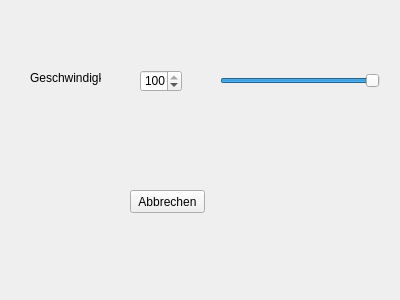
First picture: the form in CG_Praktikum_1/ControlWidget/controlWidget.ui, repository VShader/CG_Praktikum, before the edit.
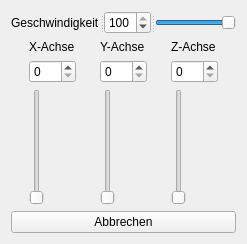
Second picture: the form after the edit.

Commit message: add CG_Praktikum_1 ControlWidget

Patch:
```diff
--- a/CG_Praktikum_1/ControlWidget/controlWidget.ui
+++ b/CG_Praktikum_1/ControlWidget/controlWidget.ui
@@ -6,77 +6,132 @@
    <rect>
     <x>0</x>
     <y>0</y>
-    <width>400</width>
-    <height>300</height>
+    <width>247</width>
+    <height>244</height>
    </rect>
   </property>
   <property name="windowTitle">
    <string>Control</string>
   </property>
-  <widget class="QLabel" name="label_Speed">
-   <property name="geometry">
-    <rect>
-     <x>30</x>
-     <y>70</y>
-     <width>71</width>
-     <height>16</height>
-    </rect>
-   </property>
-   <property name="text">
-    <string>Geschwindigkeit</string>
-   </property>
-   <property name="buddy">
-    <cstring>spinBox_Speed</cstring>
-   </property>
-  </widget>
-  <widget class="QSlider" name="horizontalSlider_Speed">
-   <property name="geometry">
-    <rect>
-     <x>220</x>
-     <y>70</y>
-     <width>160</width>
-     <height>22</height>
-    </rect>
-   </property>
-   <property name="maximum">
-    <number>100</number>
-   </property>
-   <property name="sliderPosition">
-    <number>100</number>
-   </property>
-   <property name="orientation">
-    <enum>Qt::Horizontal</enum>
-   </property>
-  </widget>
-  <widget class="QPushButton" name="pushButton_Quit">
-   <property name="geometry">
-    <rect>
-     <x>130</x>
-     <y>190</y>
-     <width>75</width>
-     <height>23</height>
-    </rect>
-   </property>
-   <property name="text">
-    <string>Abbrechen</string>
-   </property>
-  </widget>
-  <widget class="QSpinBox" name="spinBox_Speed">
-   <property name="geometry">
-    <rect>
-     <x>140</x>
-     <y>70</y>
-     <width>42</width>
-     <height>22</height>
-    </rect>
-   </property>
-   <property name="maximum">
-    <number>100</number>
-   </property>
-   <property name="value">
-    <number>100</number>
-   </property>
-  </widget>
+  <layout class="QGridLayout" name="gridLayout_2">
+   <item row="0" column="0">
+    <widget class="QSplitter" name="splitter">
+     <property name="orientation">
+      <enum>Qt::Horizontal</enum>
+     </property>
+     <widget class="QLabel" name="label_Speed">
+      <property name="text">
+       <string>Geschwindigkeit</string>
+      </property>
+      <property name="buddy">
+       <cstring>spinBox_Speed</cstring>
+      </property>
+     </widget>
+     <widget class="QSpinBox" name="spinBox_Speed">
+      <property name="maximum">
+       <number>100</number>
+      </property>
+      <property name="value">
+       <number>100</number>
+      </property>
+     </widget>
+     <widget class="QSlider" name="horizontalSlider_Speed">
+      <property name="maximum">
+       <number>100</number>
+      </property>
+      <property name="sliderPosition">
+       <number>100</number>
+      </property>
+      <property name="orientation">
+       <enum>Qt::Horizontal</enum>
+      </property>
+     </widget>
+    </widget>
+   </item>
+   <item row="1" column="0">
+    <layout class="QGridLayout" name="gridLayout">
+     <item row="0" column="0">
+      <widget class="QLabel" name="label_X">
+       <property name="text">
+        <string>X-Achse</string>
+       </property>
+      </widget>
+     </item>
+     <item row="0" column="1">
+      <widget class="QLabel" name="label_Y">
+       <property name="text">
+        <string>Y-Achse</string>
+       </property>
+      </widget>
+     </item>
+     <item row="0" column="2">
+      <widget class="QLabel" name="label_Z">
+       <property name="text">
+        <string>Z-Achse</string>
+       </property>
+      </widget>
+     </item>
+     <item row="1" column="0">
+      <widget class="QSpinBox" name="spinBox_X">
+       <property name="maximum">
+        <number>360</number>
+       </property>
+      </widget>
+     </item>
+     <item row="1" column="1">
+      <widget class="QSpinBox" name="spinBox_Y">
+       <property name="maximum">
+        <number>360</number>
+       </property>
+      </widget>
+     </item>
+     <item row="1" column="2">
+      <widget class="QSpinBox" name="spinBox_Z">
+       <property name="maximum">
+        <number>360</number>
+       </property>
+      </widget>
+     </item>
+     <item row="2" column="0">
+      <widget class="QSlider" name="verticalSlider_X">
+       <property name="maximum">
+        <number>360</number>
+       </property>
+       <property name="orientation">
+        <enum>Qt::Vertical</enum>
+       </property>
+      </widget>
+     </item>
+     <item row="2" column="1">
+      <widget class="QSlider" name="verticalSlider_Y">
+       <property name="maximum">
+        <number>360</number>
+       </property>
+       <property name="orientation">
+        <enum>Qt::Vertical</enum>
+       </property>
+      </widget>
+     </item>
+     <item row="2" column="2">
+      <widget class="QSlider" name="verticalSlider_Z">
+       <property name="maximum">
+        <number>360</number>
+       </property>
+       <property name="orientation">
+        <enum>Qt::Vertical</enum>
+       </property>
+      </widget>
+     </item>
+    </layout>
+   </item>
+   <item row="2" column="0">
+    <widget class="QPushButton" name="pushButton_Quit">
+     <property name="text">
+      <string>Abbrechen</string>
+     </property>
+    </widget>
+   </item>
+  </layout>
  </widget>
  <resources/>
  <connections>
```
Left out of the diff: 100 changed lines with no effect on the pictures. The commit also changes 16 other files.
